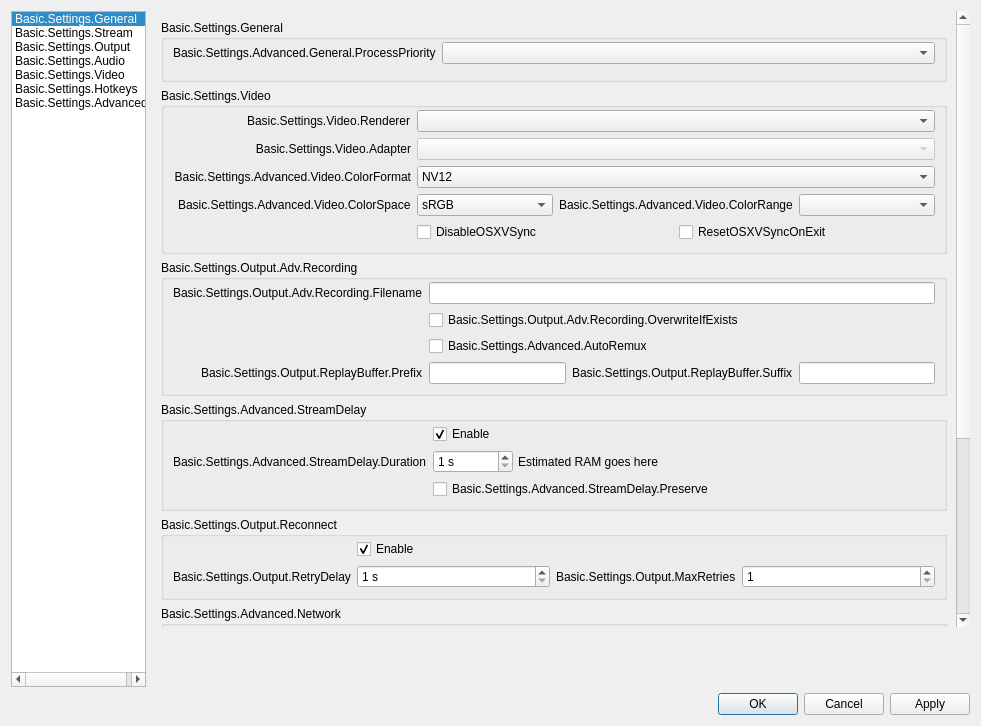
Above: UI/forms/OBSBasicSettings.ui from obsproject/obs-studio before the change. Below: the same form after it.
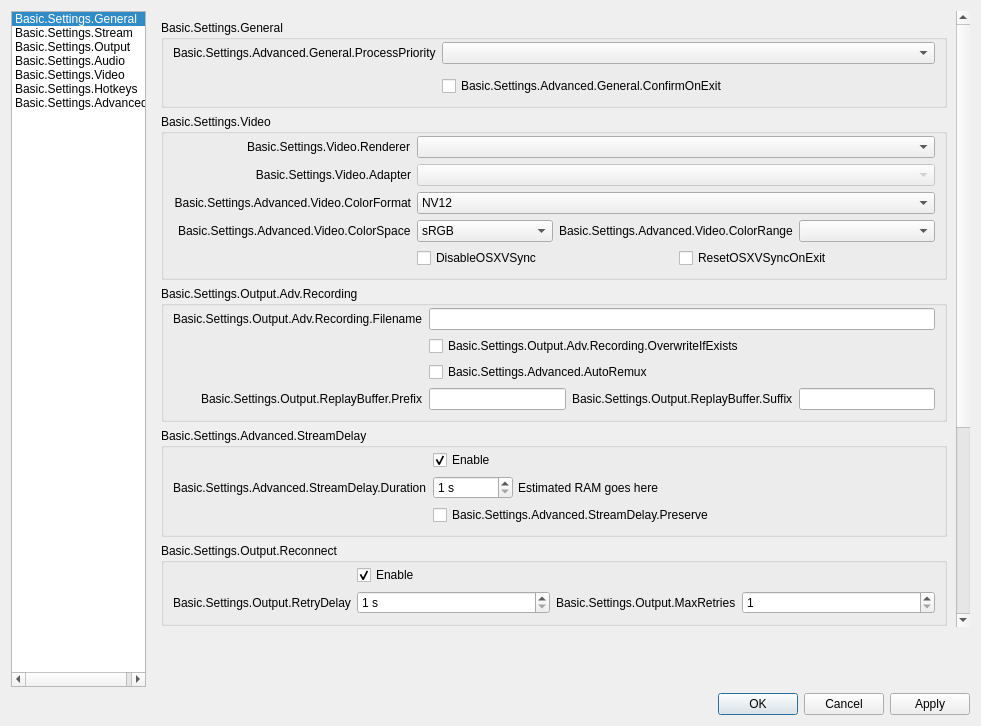
That is the form after the change. The open tabs and pages were chosen to show the change. Icons and pictures are not drawn. Custom widgets are drawn as their Qt base class.

Commit message:
UI: Add ShutDownActiveOutputsOnExit setting
Adds a new setting to the general OBS settings, which can be checked
in order to no longer show the "confirm close" dialog when there are
still streams/recordings running.

```diff
--- a/UI/forms/OBSBasicSettings.ui
+++ b/UI/forms/OBSBasicSettings.ui
@@ -4800,6 +4800,13 @@
                      </property>
                     </spacer>
                    </item>
+                   <item row="2" column="1">
+                     <widget class="QCheckBox" name="confirmOnExit">
+                       <property name="text">
+                         <string>Basic.Settings.Advanced.General.ConfirmOnExit</string>
+                       </property>
+                     </widget>
+                   </item>
                   </layout>
                  </widget>
                 </item>
```
Left out of the diff: 1 changed line with no effect on the pictures. The commit also changes 4 other files.
